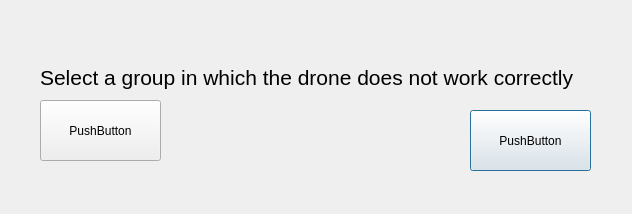
This is Server/emergency.ui in CopterExpress/clever-show as Qt 5 draws it before an edit. The edited form follows.
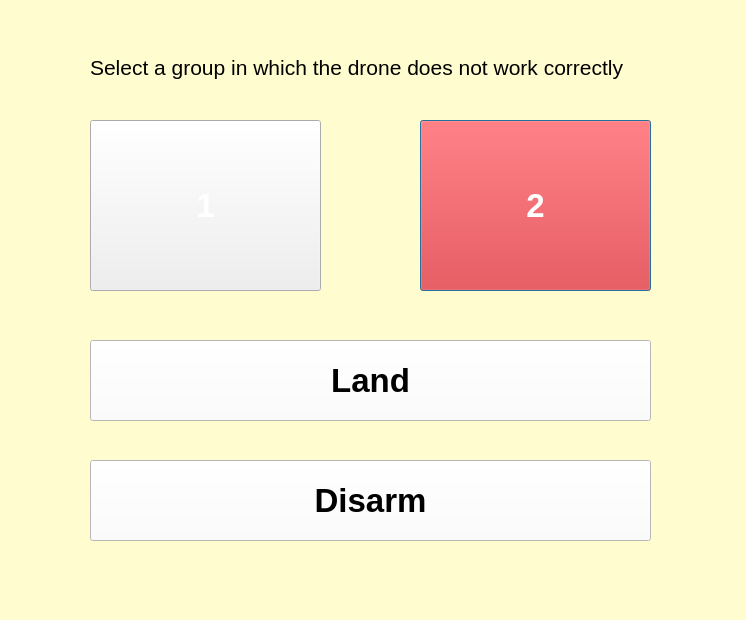
This is the edited form.

Commit message: Server: Create new emergency land dialog

Diff of the .ui file:
```diff
--- a/Server/emergency.ui
+++ b/Server/emergency.ui
@@ -6,20 +6,25 @@
    <rect>
     <x>0</x>
     <y>0</y>
-    <width>632</width>
-    <height>214</height>
+    <width>746</width>
+    <height>620</height>
    </rect>
   </property>
   <property name="windowTitle">
    <string>Dialog</string>
   </property>
-  <widget class="QPushButton" name="pushButton_2">
+  <property name="styleSheet">
+   <string notr="true">QDialog{
+background-color: #fffdd0;
+}</string>
+  </property>
+  <widget class="QPushButton" name="two_button">
    <property name="geometry">
     <rect>
-     <x>470</x>
-     <y>110</y>
-     <width>121</width>
-     <height>61</height>
+     <x>420</x>
+     <y>120</y>
+     <width>231</width>
+     <height>171</height>
     </rect>
    </property>
    <property name="sizeIncrement">
@@ -28,34 +33,23 @@
      <height>16</height>
     </size>
    </property>
-   <property name="text">
-    <string>PushButton</string>
+   <property name="styleSheet">
+    <string notr="true">QPushButton{
+color: white;
+font-weight: 600;
+font-size: 25pt;
+background-color: red;
+}</string>
    </property>
-  </widget>
-  <widget class="QPushButton" name="pushButton_3">
-   <property name="geometry">
-    <rect>
-     <x>40</x>
-     <y>100</y>
-     <width>121</width>
-     <height>61</height>
-    </rect>
-   </property>
-   <property name="sizeIncrement">
-    <size>
-     <width>16</width>
-     <height>16</height>
-    </size>
-   </property>
    <property name="text">
-    <string>PushButton</string>
+    <string>2</string>
    </property>
   </widget>
   <widget class="QLabel" name="label">
    <property name="geometry">
     <rect>
-     <x>40</x>
-     <y>40</y>
+     <x>90</x>
+     <y>30</y>
      <width>561</width>
      <height>51</height>
     </rect>
@@ -70,6 +64,73 @@
 Select a group in which the drone does not work correctly</string>
    </property>
   </widget>
+  <widget class="QPushButton" name="one_button">
+   <property name="geometry">
+    <rect>
+     <x>90</x>
+     <y>120</y>
+     <width>231</width>
+     <height>171</height>
+    </rect>
+   </property>
+   <property name="sizeIncrement">
+    <size>
+     <width>16</width>
+     <height>16</height>
+    </size>
+   </property>
+   <property name="styleSheet">
+    <string notr="true">QPushButton{
+color: white;
+font-weight: 600;
+font-size: 25pt;
+background-color: RGB(118, 255, 122);
+}</string>
+   </property>
+   <property name="text">
+    <string>1</string>
+   </property>
+  </widget>
+  <widget class="QPushButton" name="land_emergency_button">
+   <property name="geometry">
+    <rect>
+     <x>90</x>
+     <y>340</y>
+     <width>561</width>
+     <height>81</height>
+    </rect>
+   </property>
+   <property name="styleSheet">
+    <string notr="true">QPushButton{
+font-weight: 600;
+font-size: 25pt;
+background-color: white;
+}</string>
+   </property>
+   <property name="text">
+    <string>Land</string>
+   </property>
+  </widget>
+  <widget class="QPushButton" name="disarm_emergency_button">
+   <property name="geometry">
+    <rect>
+     <x>90</x>
+     <y>460</y>
+     <width>561</width>
+     <height>81</height>
+    </rect>
+   </property>
+   <property name="styleSheet">
+    <string notr="true">QPushButton{
+font-weight: 600;
+font-size: 25pt;
+background-color: white;
+}</string>
+   </property>
+   <property name="text">
+    <string>Disarm</string>
+   </property>
+  </widget>
  </widget>
  <resources/>
  <connections/>
```
The commit also changes 2 other files.
